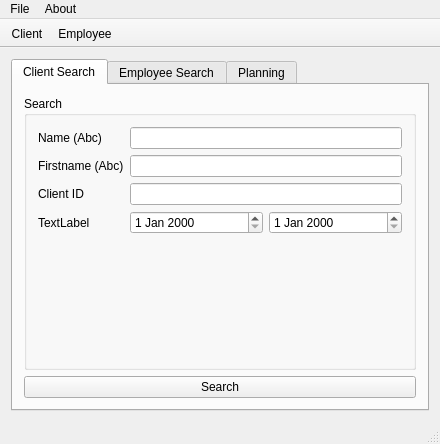
First picture: the form in mainwindow.ui, repository mariedegen/QtProject, before the edit.
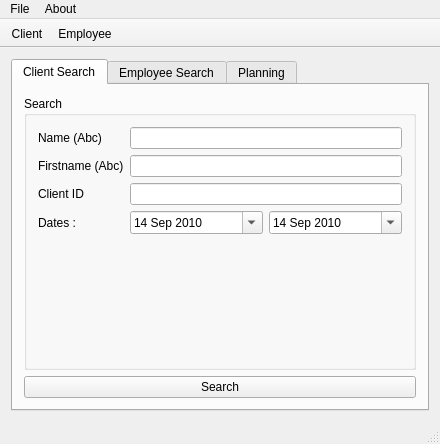
Second picture: the form after the edit. Icons and pictures are not drawn.

```diff
--- a/mainwindow.ui
+++ b/mainwindow.ui
@@ -101,17 +101,85 @@
            <item row="3" column="0">
             <widget class="QLabel" name="label_4">
              <property name="text">
-              <string>TextLabel</string>
+              <string>Dates : </string>
              </property>
             </widget>
            </item>
            <item row="3" column="1">
             <layout class="QHBoxLayout" name="horizontalLayout">
              <item>
-              <widget class="QDateEdit" name="search_date1"/>
+              <widget class="QDateEdit" name="search_date1">
+               <property name="dateTime">
+                <datetime>
+                 <hour>0</hour>
+                 <minute>0</minute>
+                 <second>0</second>
+                 <year>2010</year>
+                 <month>9</month>
+                 <day>14</day>
+                </datetime>
+               </property>
+               <property name="maximumDateTime">
+                <datetime>
+                 <hour>18</hour>
+                 <minute>0</minute>
+                 <second>0</second>
+                 <year>2020</year>
+                 <month>12</month>
+                 <day>31</day>
+                </datetime>
+               </property>
+               <property name="minimumDateTime">
+                <datetime>
+                 <hour>8</hour>
+                 <minute>0</minute>
+                 <second>0</second>
+                 <year>2010</year>
+                 <month>1</month>
+                 <day>1</day>
+                </datetime>
+               </property>
+               <property name="calendarPopup">
+                <bool>true</bool>
+               </property>
+              </widget>
              </item>
              <item>
-              <widget class="QDateEdit" name="search_date2"/>
+              <widget class="QDateEdit" name="search_date2">
+               <property name="dateTime">
+                <datetime>
+                 <hour>0</hour>
+                 <minute>0</minute>
+                 <second>0</second>
+                 <year>2010</year>
+                 <month>9</month>
+                 <day>14</day>
+                </datetime>
+               </property>
+               <property name="maximumDateTime">
+                <datetime>
+                 <hour>18</hour>
+                 <minute>0</minute>
+                 <second>0</second>
+                 <year>2020</year>
+                 <month>10</month>
+                 <day>31</day>
+                </datetime>
+               </property>
+               <property name="minimumDateTime">
+                <datetime>
+                 <hour>8</hour>
+                 <minute>0</minute>
+                 <second>0</second>
+                 <year>2010</year>
+                 <month>1</month>
+                 <day>1</day>
+                </datetime>
+               </property>
+               <property name="calendarPopup">
+                <bool>true</bool>
+               </property>
+              </widget>
              </item>
             </layout>
            </item>
```
Left out of the diff: 2 changed lines with no effect on the pictures.
